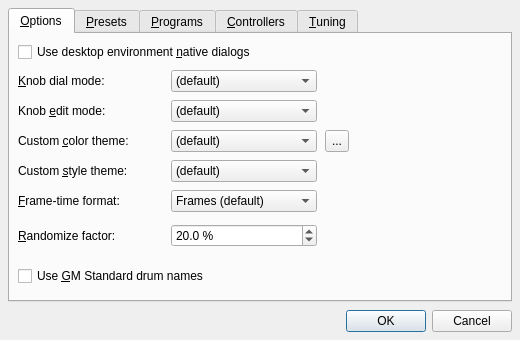
rncbc/drumkv1, file src/drumkv1widget_config.ui: the form before one commit.
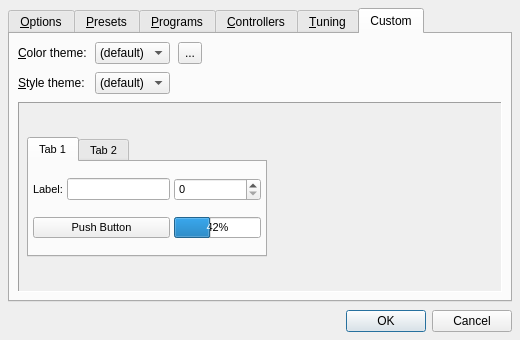
The form after the commit. The open tabs and pages were chosen to show the change. Icons and pictures are not drawn. Custom widgets are drawn as their Qt base class.

Commit message: - Color theme (with palette editor) and (widget) Style theme   options moved to Help/Configure.../Custom tab (with preview).

```diff
--- a/src/drumkv1widget_config.ui
+++ b/src/drumkv1widget_config.ui
@@ -139,88 +139,6 @@
         </widget>
        </item>
        <item row="3" column="0">
-        <widget class="QLabel" name="CustomColorThemeTextLabel">
-         <property name="text">
-          <string>Custom &amp;color theme:</string>
-         </property>
-         <property name="buddy">
-          <cstring>CustomColorThemeComboBox</cstring>
-         </property>
-        </widget>
-       </item>
-       <item row="3" column="1">
-        <widget class="QComboBox" name="CustomColorThemeComboBox">
-         <property name="toolTip">
-          <string>Custom color palette theme</string>
-         </property>
-         <property name="editable">
-          <bool>false</bool>
-         </property>
-         <item>
-          <property name="text">
-           <string>(default)</string>
-          </property>
-         </item>
-         <item>
-          <property name="text">
-           <string>Wonton Soup</string>
-          </property>
-         </item>
-         <item>
-          <property name="text">
-           <string>KXStudio</string>
-          </property>
-         </item>
-        </widget>
-       </item>
-       <item row="3" column="2">
-        <widget class="QToolButton" name="CustomColorThemeToolButton">
-         <property name="minimumSize">
-          <size>
-           <width>22</width>
-           <height>22</height>
-          </size>
-         </property>
-         <property name="maximumSize">
-          <size>
-           <width>24</width>
-           <height>24</height>
-          </size>
-         </property>
-         <property name="toolTip">
-          <string>Manage custom color palette themes</string>
-         </property>
-         <property name="text">
-          <string>...</string>
-         </property>
-        </widget>
-       </item>
-       <item row="4" column="0">
-        <widget class="QLabel" name="CustomStyleThemeTextLabel">
-         <property name="text">
-          <string>Custom &amp;style theme:</string>
-         </property>
-         <property name="buddy">
-          <cstring>CustomStyleThemeComboBox</cstring>
-         </property>
-        </widget>
-       </item>
-       <item row="4" column="1">
-        <widget class="QComboBox" name="CustomStyleThemeComboBox">
-         <property name="toolTip">
-          <string>Custom widget style theme</string>
-         </property>
-         <property name="editable">
-          <bool>false</bool>
-         </property>
-         <item>
-          <property name="text">
-           <string>(default)</string>
-          </property>
-         </item>
-        </widget>
-       </item>
-       <item row="5" column="0">
         <widget class="QLabel" name="FrameTimeFormatTextLabel">
          <property name="text">
           <string>&amp;Frame-time format:</string>
@@ -230,7 +148,7 @@
          </property>
         </widget>
        </item>
-       <item row="5" column="1">
+       <item row="3" column="1">
         <widget class="QComboBox" name="FrameTimeFormatComboBox">
          <property name="toolTip">
           <string>Frame-time format</string>
@@ -250,7 +168,7 @@
          </item>
         </widget>
        </item>
-       <item row="6" column="0">
+       <item row="4" column="0">
         <widget class="QLabel" name="RandomizePercentTextLabel">
          <property name="text">
           <string>&amp;Randomize factor:</string>
@@ -260,7 +178,7 @@
          </property>
         </widget>
        </item>
-       <item row="6" column="1">
+       <item row="4" column="1">
         <widget class="QDoubleSpinBox" name="RandomizePercentSpinBox">
          <property name="toolTip">
           <string>Randomizer deviation from current value</string>
@@ -288,7 +206,7 @@
          </property>
         </widget>
        </item>
-       <item row="7" colspan="4">
+       <item row="5" colspan="4">
         <spacer>
          <property name="orientation">
           <enum>Qt::Vertical</enum>
@@ -301,7 +219,7 @@
          </property>
         </spacer>
        </item>
-       <item row="7" column="0" colspan="3">
+       <item row="6" column="0" colspan="3">
         <widget class="QCheckBox" name="UseGMDrumNamesCheckBox">
          <property name="toolTip">
           <string>Whether to use GM Standard drum names</string>
@@ -311,7 +229,7 @@
          </property>
         </widget>
        </item>
-       <item row="8" colspan="3">
+       <item row="7" colspan="3">
         <spacer>
          <property name="orientation">
           <enum>Qt::Vertical</enum>
@@ -1124,6 +1042,254 @@
        </item>
       </layout>
      </widget>
+     <widget class="QWidget" name="CustomTab">
+      <attribute name="title">
+       <string>Custom</string>
+      </attribute>
+      <layout class="QGridLayout">
+       <item row="0" column="0">
+        <widget class="QLabel" name="CustomColorThemeTextLabel">
+         <property name="text">
+          <string>&amp;Color theme:</string>
+         </property>
+         <property name="buddy">
+          <cstring>CustomColorThemeComboBox</cstring>
+         </property>
+        </widget>
+       </item>
+       <item row="0" column="1">
+        <widget class="QComboBox" name="CustomColorThemeComboBox">
+         <property name="toolTip">
+          <string>Custom color palette theme</string>
+         </property>
+         <property name="editable">
+          <bool>false</bool>
+         </property>
+         <item>
+          <property name="text">
+           <string>(default)</string>
+          </property>
+         </item>
+        </widget>
+       </item>
+       <item row="0" column="2">
+        <widget class="QToolButton" name="CustomColorThemeToolButton">
+         <property name="minimumSize">
+          <size>
+           <width>22</width>
+           <height>22</height>
+          </size>
+         </property>
+         <property name="maximumSize">
+          <size>
+           <width>24</width>
+           <height>24</height>
+          </size>
+         </property>
+         <property name="toolTip">
+          <string>Manage custom color palette themes</string>
+         </property>
+         <property name="text">
+          <string>...</string>
+         </property>
+        </widget>
+       </item>
+       <item row="0" column="3">
+        <spacer>
+         <property name="orientation">
+          <enum>Qt::Horizontal</enum>
+         </property>
+         <property name="sizeType">
+          <enum>QSizePolicy::Expanding</enum>
+         </property>
+         <property name="sizeHint">
+          <size>
+           <width>8</width>
+           <height>20</height>
+          </size>
+         </property>
+        </spacer>
+       </item>
+       <item row="1" column="0">
+        <widget class="QLabel" name="CustomStyleThemeTextLabel">
+         <property name="text">
+          <string>&amp;Style theme:</string>
+         </property>
+         <property name="buddy">
+          <cstring>CustomStyleThemeComboBox</cstring>
+         </property>
+        </widget>
+       </item>
+       <item row="1" column="1">
+        <widget class="QComboBox" name="CustomStyleThemeComboBox">
+         <property name="toolTip">
+          <string>Custom widget style theme</string>
+         </property>
+         <property name="editable">
+          <bool>false</bool>
+         </property>
+         <item>
+          <property name="text">
+           <string>(default)</string>
+          </property>
+         </item>
+        </widget>
+       </item>
+       <item row="2" column="0" colspan="4">
+        <widget class="QFrame" name="CustomPreviewFrame">
+         <property name="toolTip">
+          <string>Custom theme preview</string>
+         </property>
+         <property name="autoFillBackground">
+          <bool>true</bool>
+         </property>
+         <property name="frameShape">
+          <enum>QFrame::Shape::Panel</enum>
+         </property>
+         <property name="frameShadow">
+          <enum>QFrame::Shadow::Sunken</enum>
+         </property>
+         <layout class="QVBoxLayout">
+          <property name="spacing">
+           <number>8</number>
+          </property>
+          <property name="margin">
+           <number>8</number>
+          </property>
+          <item>
+           <widget class="QWidget" name="CustomPreviewWidget">
+            <property name="font">
+             <font>
+              <pointsize>8</pointsize>
+              <weight>50</weight>
+              <bold>false</bold>
+             </font>
+            </property>
+            <property name="maximumSize">
+             <size>
+              <width>240</width>
+              <height>120</height>
+             </size>
+            </property>
+            <layout class="QVBoxLayout">
+             <property name="spacing">
+              <number>0</number>
+             </property>
+             <property name="margin">
+              <number>0</number>
+             </property>
+             <item>
+              <widget class="QTabWidget" name="CustomPreviewTabWidget">
+               <property name="focusPolicy">
+                <enum>Qt::NoFocus</enum>
+               </property>
+               <property name="currentIndex">
+                <number>0</number>
+               </property>
+               <widget class="QWidget" name="CustomPreviewTab1">
+                <attribute name="title">
+                 <string>Tab 1</string>
+                </attribute>
+                <layout class="QGridLayout">
+                 <property name="spacing">
+                  <number>4</number>
+                 </property>
+                 <property name="margin">
+                  <number>4</number>
+                 </property>
+                 <item row="0" column="0">
+                  <widget class="QLabel" name="CustomPreviewLabel">
+                   <property name="text">
+                    <string>Label:</string>
+                   </property>
+                  </widget>
+                 </item>
+                 <item row="0" column="1">
+                  <widget class="QLineEdit" name="CustomPreviewLineEdit">
+                   <property name="focusPolicy">
+                    <enum>Qt::NoFocus</enum>
+                   </property>
+                  </widget>
+                 </item>
+                 <item row="0" column="2" colspan="2">
+                  <widget class="QSpinBox" name="CustomPreviewSpinBox">
+                   <property name="focusPolicy">
+                    <enum>Qt::NoFocus</enum>
+                   </property>
+                  </widget>
+                 </item>
+                 <item row="1" column="0" colspan="2">
+                  <widget class="QPushButton" name="CustomPreviewPushButton">
+                   <property name="focusPolicy">
+                    <enum>Qt::NoFocus</enum>
+                   </property>
+                   <property name="text">
+                    <string>Push Button</string>
+                   </property>
+                  </widget>
+                 </item>
+                 <item row="1" column="2" colspan="2">
+                  <widget class="QProgressBar" name="CustomPreviewProgressBar">
+                   <property name="value">
+                    <number>42</number>
+                   </property>
+                  </widget>
+                 </item>
+                </layout>
+               </widget>
+               <widget class="QWidget" name="CustomPreviewTab2">
+                <attribute name="title">
+                 <string>Tab 2</string>
+                </attribute>
+                <layout class="QGridLayout">
+                 <property name="spacing">
+                  <number>4</number>
+                 </property>
+                 <property name="margin">
+                  <number>4</number>
+                 </property>
+                 <item row="0" column="0" rowspan="2">
+                  <widget class="QDial" name="CustomPreviewDial">
+                   <property name="focusPolicy">
+                    <enum>Qt::NoFocus</enum>
+                   </property>
+                   <property name="value">
+                    <number>42</number>
+                   </property>
+                  </widget>
+                 </item>
+                 <item row="0" column="1">
+                  <widget class="QRadioButton" name="CustomPreviewRadioButton">
+                   <property name="focusPolicy">
+                    <enum>Qt::NoFocus</enum>
+                   </property>
+                   <property name="text">
+                    <string>Radio Button</string>
+                   </property>
+                  </widget>
+                 </item>
+                 <item row="1" column="1">
+                  <widget class="QCheckBox" name="CustomPreviewCheckBox">
+                   <property name="focusPolicy">
+                    <enum>Qt::NoFocus</enum>
+                   </property>
+                   <property name="text">
+                    <string>Check Box</string>
+                   </property>
+                  </widget>
+                 </item>
+                </layout>
+               </widget>
+              </widget>
+             </item>
+            </layout>
+           </widget>
+          </item>
+         </layout>
+        </widget>
+       </item>
+      </layout>
+     </widget>
     </widget>
    </item>
    <item>
```
Left out of the diff: 6 changed lines with no effect on the pictures. The commit also changes 3 other files.
